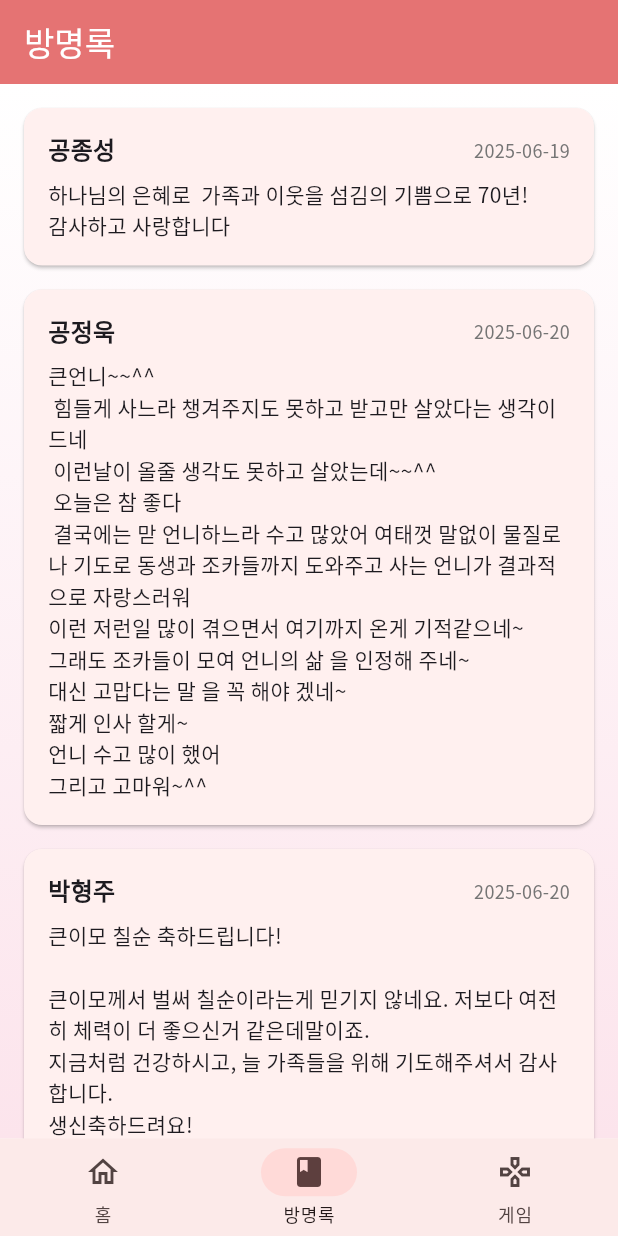
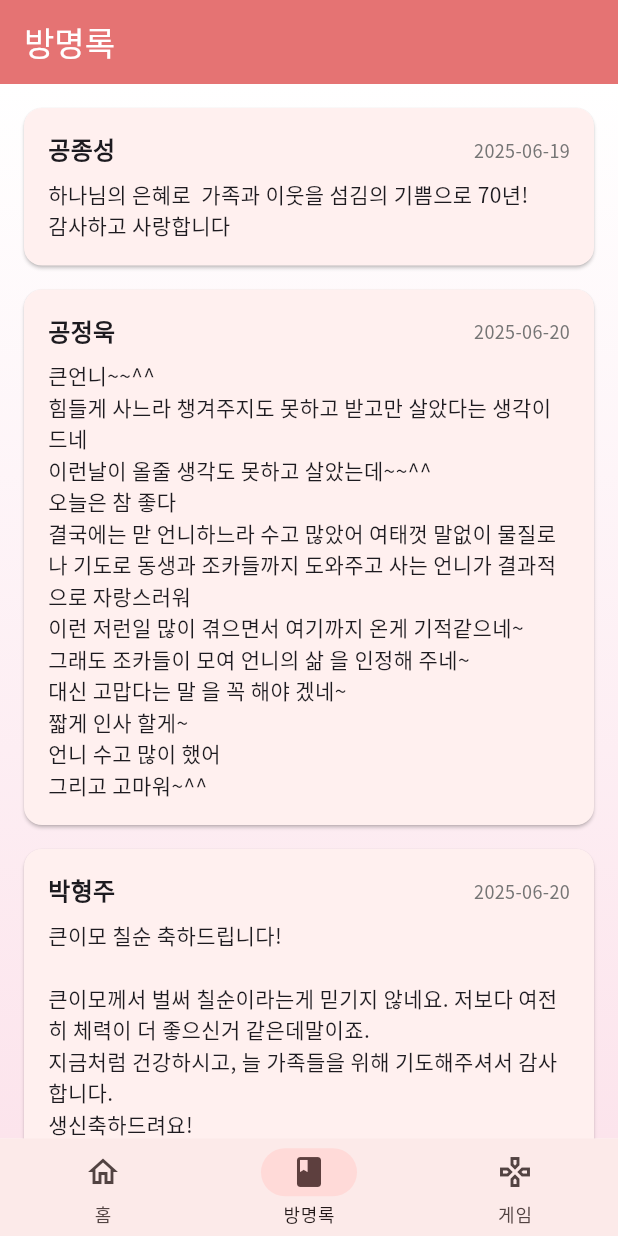
Before and after one commit to sonyong4013/grandFestival, a Flutter app: the screen it shows after launch, item 2 of the bottom bar chosen, on a phone screen of 412 x 824 dp. Run offline on Flutter 3.47's test engine with Material 3 defaults, Android fonts, the phone set to English and light mode, and no system bars; our stand-ins replace google_fonts.

Commit message:
띄어쓰기 수정

```diff
--- a/grand_festival/lib/main.dart
+++ b/grand_festival/lib/main.dart
@@ -390,7 +390,7 @@ class _GuestBookPageState extends State<GuestBookPage> {
     {
       'name': '공정욱',
       'message':
-          '큰언니~~^^\n 힘들게 사느라 챙겨주지도 못하고 받고만 살았다는 생각이 드네\n 이런날이 올줄 생각도 못하고 살았는데~~^^ \n 오늘은 참 좋다 \n 결국에는 맏 언니하느라 수고 많았어 여태껏 말없이 물질로나 기도로 동생과 조카들까지 도와주고 사는 언니가 결과적으로 자랑스러워\n이런 저런일 많이 겪으면서 여기까지 온게 기적같으네~ \n그래도 조카들이 모여 언니의 삶 을 인정해 주네~ \n대신 고맙다는 말 을 꼭 해야 겠네~ \n짧게 인사 할게~ \n언니 수고 많이 했어 \n그리고 고마워~^^',
+          '큰언니~~^^\n힘들게 사느라 챙겨주지도 못하고 받고만 살았다는 생각이 드네\n이런날이 올줄 생각도 못하고 살았는데~~^^ \n오늘은 참 좋다 \n결국에는 맏 언니하느라 수고 많았어 여태껏 말없이 물질로나 기도로 동생과 조카들까지 도와주고 사는 언니가 결과적으로 자랑스러워\n이런 저런일 많이 겪으면서 여기까지 온게 기적같으네~ \n그래도 조카들이 모여 언니의 삶 을 인정해 주네~ \n대신 고맙다는 말 을 꼭 해야 겠네~ \n짧게 인사 할게~ \n언니 수고 많이 했어 \n그리고 고마워~^^',
       'date': '2025-06-20',
     },
     {
```
